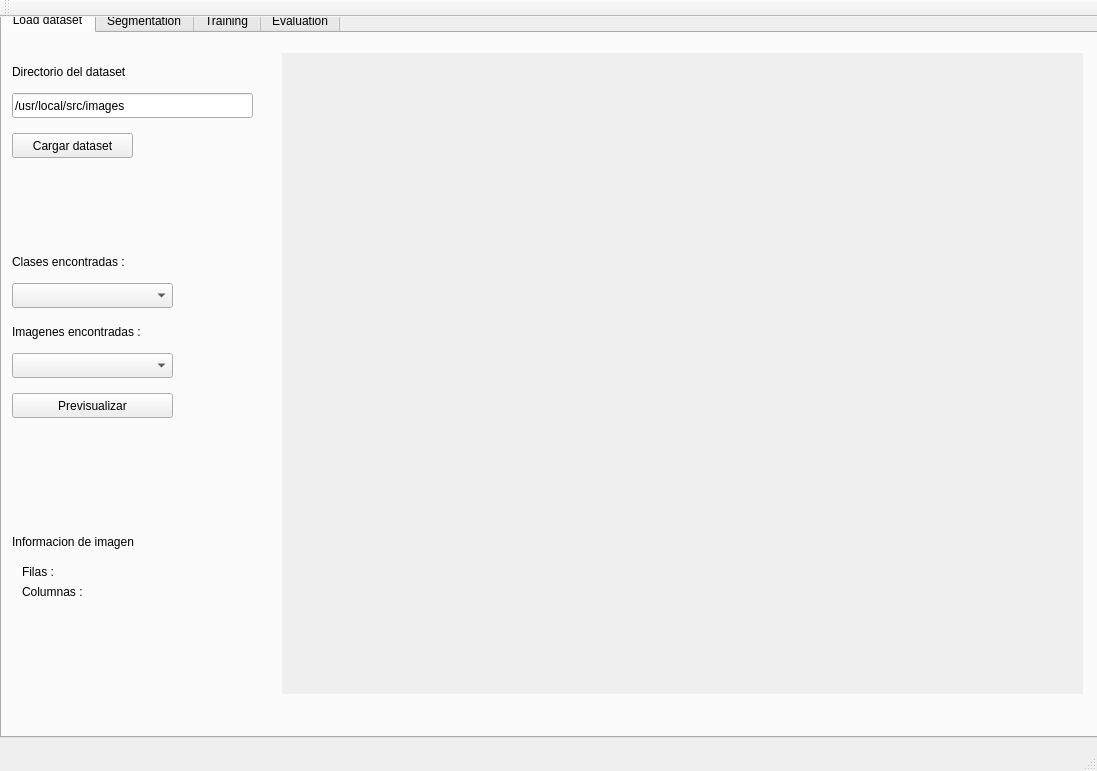
vLabayen/giltzacls, file classification/mainwindow.ui: the form before one commit.
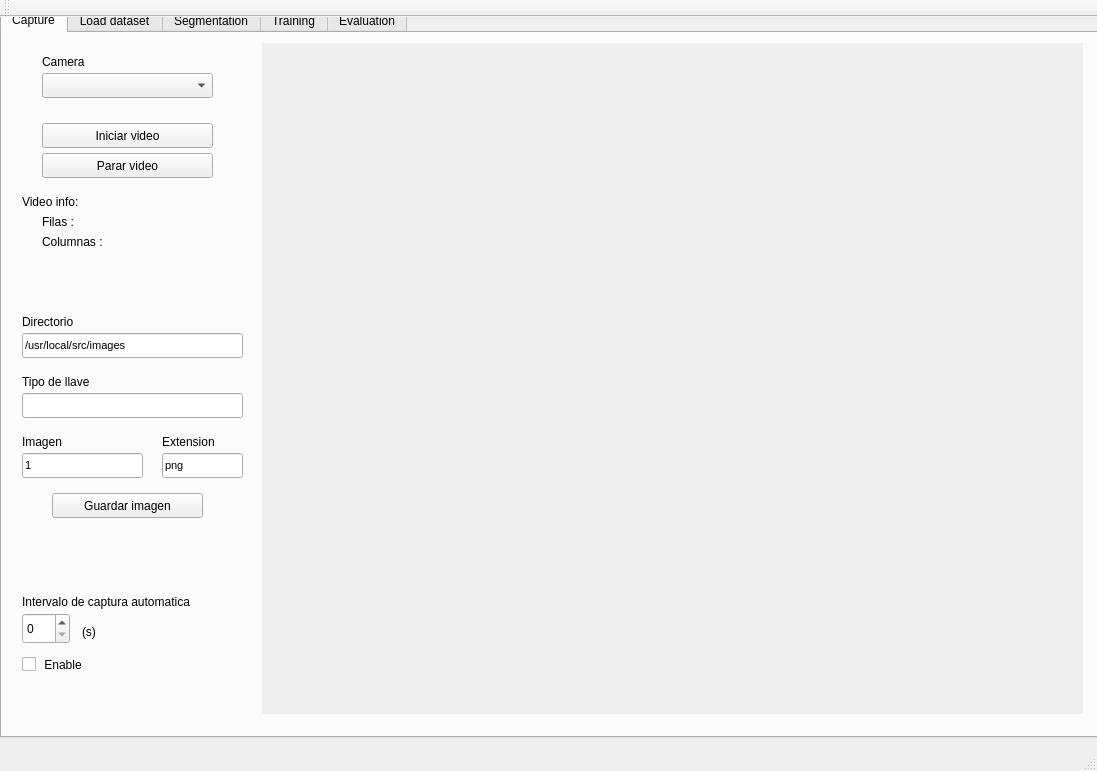
The form after the commit.

Commit message: añadido capture y loaddataset en sus propias clases

Diff of the .ui file:
```diff
--- a/classification/mainwindow.ui
+++ b/classification/mainwindow.ui
@@ -26,6 +26,335 @@
     <property name="currentIndex">
      <number>0</number>
     </property>
+    <widget class="QWidget" name="Capture">
+     <attribute name="title">
+      <string>Capture</string>
+     </attribute>
+     <widget class="QLabel" name="capture_videoInfo_label">
+      <property name="geometry">
+       <rect>
+        <x>20</x>
+        <y>160</y>
+        <width>81</width>
+        <height>17</height>
+       </rect>
+      </property>
+      <property name="text">
+       <string>Video info:</string>
+      </property>
+     </widget>
+     <widget class="QPushButton" name="capture_startVideo_pushButton">
+      <property name="geometry">
+       <rect>
+        <x>40</x>
+        <y>90</y>
+        <width>171</width>
+        <height>25</height>
+       </rect>
+      </property>
+      <property name="text">
+       <string>Iniciar video</string>
+      </property>
+     </widget>
+     <widget class="QPushButton" name="capture_saveFrame_pushButton">
+      <property name="geometry">
+       <rect>
+        <x>50</x>
+        <y>460</y>
+        <width>151</width>
+        <height>25</height>
+       </rect>
+      </property>
+      <property name="text">
+       <string>Guardar imagen</string>
+      </property>
+     </widget>
+     <widget class="QLabel" name="capture_saveError_label">
+      <property name="geometry">
+       <rect>
+        <x>30</x>
+        <y>490</y>
+        <width>191</width>
+        <height>17</height>
+       </rect>
+      </property>
+      <property name="styleSheet">
+       <string notr="true">font: 11pt &quot;Ubuntu&quot;;
+color: rgb(204, 0, 0);</string>
+      </property>
+      <property name="text">
+       <string/>
+      </property>
+      <property name="textFormat">
+       <enum>Qt::AutoText</enum>
+      </property>
+      <property name="alignment">
+       <set>Qt::AlignCenter</set>
+      </property>
+     </widget>
+     <widget class="QLineEdit" name="capture_dir_lineEdit">
+      <property name="geometry">
+       <rect>
+        <x>20</x>
+        <y>300</y>
+        <width>221</width>
+        <height>25</height>
+       </rect>
+      </property>
+      <property name="font">
+       <font>
+        <pointsize>8</pointsize>
+       </font>
+      </property>
+      <property name="text">
+       <string>/usr/local/src/images</string>
+      </property>
+     </widget>
+     <widget class="QLabel" name="capture_autocapture_label">
+      <property name="geometry">
+       <rect>
+        <x>20</x>
+        <y>560</y>
+        <width>221</width>
+        <height>17</height>
+       </rect>
+      </property>
+      <property name="text">
+       <string>Intervalo de captura automatica</string>
+      </property>
+     </widget>
+     <widget class="QSpinBox" name="capture_autocapture_spinBox">
+      <property name="geometry">
+       <rect>
+        <x>20</x>
+        <y>580</y>
+        <width>48</width>
+        <height>31</height>
+       </rect>
+      </property>
+     </widget>
+     <widget class="QPushButton" name="capture_stopVideo_pushButton">
+      <property name="geometry">
+       <rect>
+        <x>40</x>
+        <y>120</y>
+        <width>171</width>
+        <height>25</height>
+       </rect>
+      </property>
+      <property name="text">
+       <string>Parar video</string>
+      </property>
+     </widget>
+     <widget class="QComboBox" name="capture_cameraDropdown_comboBox">
+      <property name="geometry">
+       <rect>
+        <x>40</x>
+        <y>40</y>
+        <width>171</width>
+        <height>25</height>
+       </rect>
+      </property>
+     </widget>
+     <widget class="QLineEdit" name="capture_extension_lineEdit">
+      <property name="geometry">
+       <rect>
+        <x>160</x>
+        <y>420</y>
+        <width>81</width>
+        <height>25</height>
+       </rect>
+      </property>
+      <property name="font">
+       <font>
+        <pointsize>8</pointsize>
+       </font>
+      </property>
+      <property name="text">
+       <string>png</string>
+      </property>
+     </widget>
+     <widget class="QLabel" name="capture_autocaptureUnits_label">
+      <property name="geometry">
+       <rect>
+        <x>80</x>
+        <y>590</y>
+        <width>67</width>
+        <height>17</height>
+       </rect>
+      </property>
+      <property name="text">
+       <string>(s)</string>
+      </property>
+     </widget>
+     <widget class="QLabel" name="capture_extension_label">
+      <property name="geometry">
+       <rect>
+        <x>160</x>
+        <y>400</y>
+        <width>71</width>
+        <height>17</height>
+       </rect>
+      </property>
+      <property name="text">
+       <string>Extension</string>
+      </property>
+     </widget>
+     <widget class="QCheckBox" name="capture_autocapture_checkBox">
+      <property name="geometry">
+       <rect>
+        <x>20</x>
+        <y>620</y>
+        <width>92</width>
+        <height>23</height>
+       </rect>
+      </property>
+      <property name="text">
+       <string> Enable</string>
+      </property>
+     </widget>
+     <widget class="QLabel" name="capture_autocaptureDisplay_label">
+      <property name="geometry">
+       <rect>
+        <x>20</x>
+        <y>650</y>
+        <width>211</width>
+        <height>17</height>
+       </rect>
+      </property>
+      <property name="text">
+       <string/>
+      </property>
+      <property name="alignment">
+       <set>Qt::AlignCenter</set>
+      </property>
+     </widget>
+     <widget class="QLabel" name="capture_cameraLabel">
+      <property name="geometry">
+       <rect>
+        <x>40</x>
+        <y>20</y>
+        <width>67</width>
+        <height>17</height>
+       </rect>
+      </property>
+      <property name="text">
+       <string>Camera</string>
+      </property>
+     </widget>
+     <widget class="QLabel" name="capture_colsInfo_label">
+      <property name="geometry">
+       <rect>
+        <x>40</x>
+        <y>200</y>
+        <width>161</width>
+        <height>17</height>
+       </rect>
+      </property>
+      <property name="text">
+       <string>Columnas :</string>
+      </property>
+     </widget>
+     <widget class="QLabel" name="capture_rowsInfo_label">
+      <property name="geometry">
+       <rect>
+        <x>40</x>
+        <y>180</y>
+        <width>161</width>
+        <height>17</height>
+       </rect>
+      </property>
+      <property name="text">
+       <string>Filas :</string>
+      </property>
+     </widget>
+     <widget class="QLineEdit" name="capture_key_lineEdit">
+      <property name="geometry">
+       <rect>
+        <x>20</x>
+        <y>360</y>
+        <width>221</width>
+        <height>25</height>
+       </rect>
+      </property>
+     </widget>
+     <widget class="QLineEdit" name="capture_image_lineEdit">
+      <property name="geometry">
+       <rect>
+        <x>20</x>
+        <y>420</y>
+        <width>121</width>
+        <height>25</height>
+       </rect>
+      </property>
+      <property name="font">
+       <font>
+        <pointsize>8</pointsize>
+       </font>
+      </property>
+      <property name="text">
+       <string>1</string>
+      </property>
+     </widget>
+     <widget class="QLabel" name="capture_dir_label">
+      <property name="geometry">
+       <rect>
+        <x>20</x>
+        <y>280</y>
+        <width>71</width>
+        <height>17</height>
+       </rect>
+      </property>
+      <property name="text">
+       <string>Directorio</string>
+      </property>
+     </widget>
+     <widget class="QLabel" name="capture_image_label">
+      <property name="geometry">
+       <rect>
+        <x>20</x>
+        <y>400</y>
+        <width>71</width>
+        <height>17</height>
+       </rect>
+      </property>
+      <property name="text">
+       <string>Imagen</string>
+      </property>
+     </widget>
+     <widget class="QLabel" name="capture_key_label">
+      <property name="geometry">
+       <rect>
+        <x>20</x>
+        <y>340</y>
+        <width>101</width>
+        <height>17</height>
+       </rect>
+      </property>
+      <property name="text">
+       <string>Tipo de llave</string>
+      </property>
+     </widget>
+     <widget class="QLabel" name="capture_imageDisplay_label">
+      <property name="geometry">
+       <rect>
+        <x>260</x>
+        <y>10</y>
+        <width>821</width>
+        <height>671</height>
+       </rect>
+      </property>
+      <property name="autoFillBackground">
+       <bool>true</bool>
+      </property>
+      <property name="text">
+       <string/>
+      </property>
+      <property name="scaledContents">
+       <bool>true</bool>
+      </property>
+     </widget>
+    </widget>
     <widget class="QWidget" name="loadDataset">
      <attribute name="title">
       <string>Load dataset</string>
```
Left out of the diff: 2 changed lines with no effect on the pictures. The commit also changes 8 other files.
